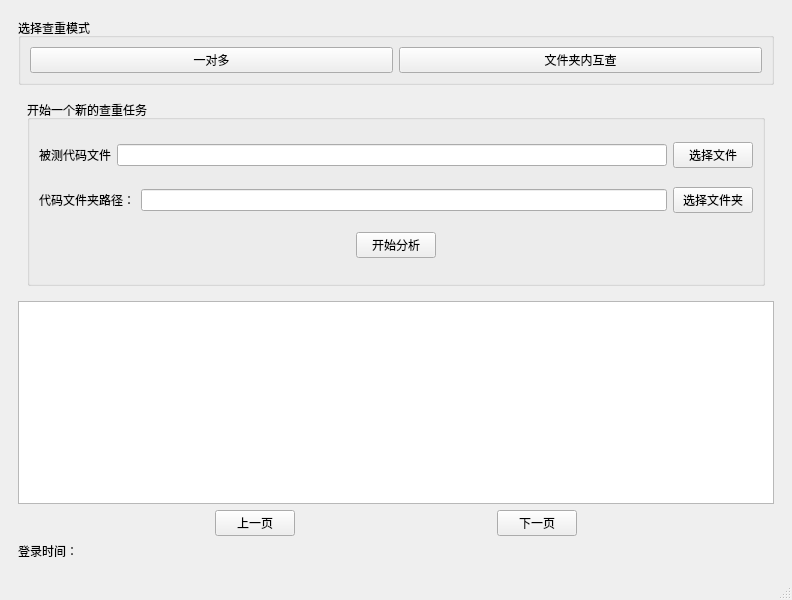
The window that client/ui/main_window.ui (aStringCat/Sonar) describes before a commit, drawn with Qt 5.
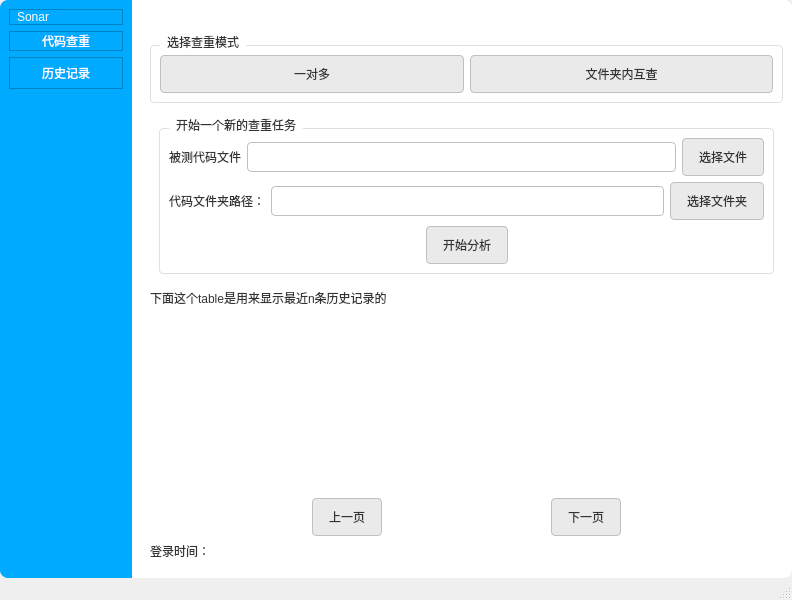
The same window after the commit.

```diff
--- a/client/ui/main_window.ui
+++ b/client/ui/main_window.ui
@@ -13,10 +13,587 @@
   <property name="windowTitle">
    <string>Python 代码查重工具</string>
   </property>
+  <property name="styleSheet">
+   <string notr="true">#centralwidget {
+    background-color: transparent;
+}
+
+/*
+ * 第二步：为你真正的最外层容器（那个名为 frame 的 QFrame）设置背景色和圆角。
+ * 现在，由于底板是透明的，frame 的圆角就能完美地呈现为整个窗口的圆角。
+*/
+#frame {
+    background-color: #2E2F33; /* 你想要的窗口主背景色 */
+    border-radius: 10px;       /* 你想要的圆角弧度 */
+}</string>
+  </property>
   <widget class="QWidget" name="centralwidget">
+   <property name="styleSheet">
+    <string notr="true"/>
+   </property>
+   <layout class="QHBoxLayout" name="horizontalLayout_14">
+    <property name="spacing">
+     <number>0</number>
+    </property>
+    <property name="leftMargin">
+     <number>0</number>
+    </property>
+    <property name="topMargin">
+     <number>0</number>
+    </property>
+    <property name="rightMargin">
+     <number>0</number>
+    </property>
+    <property name="bottomMargin">
+     <number>0</number>
+    </property>
+    <item>
+     <widget class="QFrame" name="frame">
+      <property name="styleSheet">
+       <string notr="true"/>
+      </property>
+      <property name="frameShape">
+       <enum>QFrame::Shape::StyledPanel</enum>
+      </property>
+      <property name="frameShadow">
+       <enum>QFrame::Shadow::Raised</enum>
+      </property>
+      <layout class="QHBoxLayout" name="horizontalLayout_13" stretch="1,5">
+       <property name="spacing">
+        <number>0</number>
+       </property>
+       <property name="leftMargin">
+        <number>0</number>
+       </property>
+       <property name="topMargin">
+        <number>0</number>
+       </property>
+       <property name="rightMargin">
+        <number>0</number>
+       </property>
+       <property name="bottomMargin">
+        <number>0</number>
+       </property>
+       <item>
+        <widget class="QFrame" name="frame_2">
+         <property name="styleSheet">
+          <string notr="true">#frame_2{
+    border-top-left-radius: 8px;     /* 只设置左上角的圆角半径 */
+    border-bottom-left-radius: 8px;  /* 只设置左下角的圆角半径 */
+background-color: rgb(0, 170, 255)
+}
+
+
+#label {
+    color: rgb(255, 255, 255);
+}
+
+#frame_2 QPushButton {
+    color: rgb(255, 255, 255);
+    background-color: rgb(0, 170, 255);
+    border: none;
+}
+
+
+#frame_8 QPushButton:hover {
+    background-color: #DCDCDC !important;
+    border-color: #B0B0B0 !important;
+}
+#frame_9 QPushButton:hover {
+    background-color: #DCDCDC !important;
+    border-color: #B0B0B0 !important;
+}
+
+</string>
+         </property>
+         <property name="frameShape">
+          <enum>QFrame::Shape::StyledPanel</enum>
+         </property>
+         <property name="frameShadow">
+          <enum>QFrame::Shadow::Raised</enum>
+         </property>
+         <layout class="QVBoxLayout" name="verticalLayout_12">
+          <item>
+           <widget class="QFrame" name="frame_10">
+            <property name="styleSheet">
+             <string notr="true">background-color: rgb(0, 170, 255)</string>
+            </property>
+            <property name="frameShape">
+             <enum>QFrame::Shape::StyledPanel</enum>
+            </property>
+            <property name="frameShadow">
+             <enum>QFrame::Shadow::Raised</enum>
+            </property>
+            <layout class="QVBoxLayout" name="verticalLayout_11">
+             <property name="spacing">
+              <number>0</number>
+             </property>
+             <property name="leftMargin">
+              <number>7</number>
+             </property>
+             <property name="topMargin">
+              <number>0</number>
+             </property>
+             <property name="rightMargin">
+              <number>0</number>
+             </property>
+             <property name="bottomMargin">
+              <number>0</number>
+             </property>
+             <item>
+              <widget class="QLabel" name="label">
+               <property name="styleSheet">
+                <string notr="true">font: 28pt &quot;华文琥珀&quot;;</string>
+               </property>
+               <property name="text">
+                <string>Sonar</string>
+               </property>
+              </widget>
+             </item>
+            </layout>
+           </widget>
+          </item>
+          <item>
+           <widget class="QFrame" name="frame_9">
+            <property name="styleSheet">
+             <string notr="true">background-color: rgb(0, 170, 255)</string>
+            </property>
+            <property name="frameShape">
+             <enum>QFrame::Shape::StyledPanel</enum>
+            </property>
+            <property name="frameShadow">
+             <enum>QFrame::Shadow::Raised</enum>
+            </property>
+            <layout class="QVBoxLayout" name="verticalLayout_10">
+             <property name="spacing">
+              <number>0</number>
+             </property>
+             <property name="leftMargin">
+              <number>0</number>
+             </property>
+             <property name="topMargin">
+              <number>0</number>
+             </property>
+             <property name="rightMargin">
+              <number>0</number>
+             </property>
+             <property name="bottomMargin">
+              <number>0</number>
+             </property>
+             <item>
+              <widget class="QPushButton" name="pushButton_7">
+               <property name="styleSheet">
+                <string notr="true">
+
+QPushButton:hover {
+    background-color: rgb(80, 159, 255) !important;
+    border-color: rgb(0, 0, 0) !important;
+	font: 13pt &quot;幼圆&quot;;
+}
+QPushButton {
+
+	font: 13pt &quot;幼圆&quot;;
+}</string>
+               </property>
+               <property name="text">
+                <string>代码查重</string>
+               </property>
+               <property name="checkable">
+                <bool>true</bool>
+               </property>
+              </widget>
+             </item>
+            </layout>
+           </widget>
+          </item>
+          <item>
+           <widget class="QFrame" name="frame_8">
+            <property name="styleSheet">
+             <string notr="true">background-color: rgb(0, 170, 255)</string>
+            </property>
+            <property name="frameShape">
+             <enum>QFrame::Shape::StyledPanel</enum>
+            </property>
+            <property name="frameShadow">
+             <enum>QFrame::Shadow::Raised</enum>
+            </property>
+            <layout class="QVBoxLayout" name="verticalLayout_9">
+             <property name="spacing">
+              <number>0</number>
+             </property>
+             <property name="leftMargin">
+              <number>0</number>
+             </property>
+             <property name="topMargin">
+              <number>6</number>
+             </property>
+             <property name="rightMargin">
+              <number>0</number>
+             </property>
+             <property name="bottomMargin">
+              <number>6</number>
+             </property>
+             <item>
+              <widget class="QPushButton" name="pushButton_3">
+               <property name="styleSheet">
+                <string notr="true">
+
+QPushButton:hover {
+    background-color: rgb(80, 159, 255) !important;
+    border-color: rgb(0, 0, 0) !important;
+	font: 13pt &quot;幼圆&quot;;
+}
+QPushButton {
+
+	font: 13pt &quot;幼圆&quot;;
+}</string>
+               </property>
+               <property name="text">
+                <string>历史记录</string>
+               </property>
+               <property name="checkable">
+                <bool>true</bool>
+               </property>
+              </widget>
+             </item>
+            </layout>
+           </widget>
+          </item>
+          <item>
+           <spacer name="verticalSpacer">
+            <property name="orientation">
+             <enum>Qt::Orientation::Vertical</enum>
+            </property>
+            <property name="sizeHint" stdset="0">
+             <size>
+              <width>20</width>
+              <height>446</height>
+             </size>
+            </property>
+           </spacer>
+          </item>
+         </layout>
+        </widget>
+       </item>
+       <item>
+        <widget class="QFrame" name="frame_3">
+         <property name="styleSheet">
+          <string notr="true">    border-top-right-radius: 8px;     /* 只设置左上角的圆角半径 */
+    border-bottom-right-radius: 8px;  /* 只设置左下角的圆角半径 */
+background-color:rgb(255, 255, 255)
+</string>
+         </property>
+         <property name="frameShape">
+          <enum>QFrame::Shape::StyledPanel</enum>
+         </property>
+         <property name="frameShadow">
+          <enum>QFrame::Shadow::Raised</enum>
+         </property>
    <layout class="QVBoxLayout" name="verticalLayout_8">
+          <property name="topMargin">
+           <number>0</number>
+          </property>
+          <property name="rightMargin">
+           <number>0</number>
+          </property>
+          <item>
+           <widget class="QFrame" name="frame_4">
+            <property name="styleSheet">
+             <string notr="true">/* 按钮 (QPushButton) */
+ QPushButton {
+
+}
+
+ QPushButton:hover {
+    background-color: #DCDCDC !important;
+    border-color: #B0B0B0 !important;
+}
+
+ QPushButton:pressed {
+    background-color: #C8C8C8 !important;
+}
+
+ QPushButton:disabled {
+    background-color: #F5F5F5 !important;
+    color: #A0A0A0 !important;
+    border-color: #E0E0E0 !important;
+}
+
+/* 强调按钮 (需要设置 'primary' 动态属性为 true) */
+ QPushButton[primary=true] {
+    background-color: #3498DB !important;
+    color: #FFFFFF !important;
+    border: none !important;
+}
+ QPushButton[primary=true]:hover {
+    background-color: #4A90E2 !important;
+}
+ QPushButton[primary=true]:pressed {
+    background-color: #2980B9 !important;
+}</string>
+            </property>
+            <property name="frameShape">
+             <enum>QFrame::Shape::StyledPanel</enum>
+            </property>
+            <property name="frameShadow">
+             <enum>QFrame::Shadow::Raised</enum>
+            </property>
+            <layout class="QHBoxLayout" name="horizontalLayout_18">
+             <property name="spacing">
+              <number>0</number>
+             </property>
+             <property name="leftMargin">
+              <number>0</number>
+             </property>
+             <property name="topMargin">
+              <number>0</number>
+             </property>
+             <property name="rightMargin">
+              <number>0</number>
+             </property>
+             <property name="bottomMargin">
+              <number>0</number>
+             </property>
+             <item>
+              <spacer name="horizontalSpacer_11">
+               <property name="orientation">
+                <enum>Qt::Orientation::Horizontal</enum>
+               </property>
+               <property name="sizeHint" stdset="0">
+                <size>
+                 <width>40</width>
+                 <height>20</height>
+                </size>
+               </property>
+              </spacer>
+             </item>
+             <item>
+              <widget class="QFrame" name="frame_5">
+               <property name="frameShape">
+                <enum>QFrame::Shape::StyledPanel</enum>
+               </property>
+               <property name="frameShadow">
+                <enum>QFrame::Shadow::Raised</enum>
+               </property>
+               <layout class="QHBoxLayout" name="horizontalLayout_12">
+                <property name="spacing">
+                 <number>0</number>
+                </property>
+                <property name="leftMargin">
+                 <number>0</number>
+                </property>
+                <property name="topMargin">
+                 <number>0</number>
+                </property>
+                <property name="rightMargin">
+                 <number>0</number>
+                </property>
+                <property name="bottomMargin">
+                 <number>0</number>
+                </property>
+                <item>
+                 <widget class="QPushButton" name="pushButton_4">
+                  <property name="styleSheet">
+                   <string notr="true"/>
+                  </property>
+                  <property name="text">
+                   <string/>
+                  </property>
+                 </widget>
+                </item>
+               </layout>
+              </widget>
+             </item>
+             <item>
+              <widget class="QFrame" name="frame_6">
+               <property name="frameShape">
+                <enum>QFrame::Shape::StyledPanel</enum>
+               </property>
+               <property name="frameShadow">
+                <enum>QFrame::Shadow::Raised</enum>
+               </property>
+               <layout class="QHBoxLayout" name="horizontalLayout_16">
+                <property name="spacing">
+                 <number>0</number>
+                </property>
+                <property name="leftMargin">
+                 <number>0</number>
+                </property>
+                <property name="topMargin">
+                 <number>0</number>
+                </property>
+                <property name="rightMargin">
+                 <number>0</number>
+                </property>
+                <property name="bottomMargin">
+                 <number>0</number>
+                </property>
+                <item>
+                 <widget class="QPushButton" name="pushButton_5">
+                  <property name="styleSheet">
+                   <string notr="true"/>
+                  </property>
+                  <property name="text">
+                   <string/>
+                  </property>
+                 </widget>
+                </item>
+               </layout>
+              </widget>
+             </item>
+             <item>
+              <widget class="QFrame" name="frame_7">
+               <property name="frameShape">
+                <enum>QFrame::Shape::StyledPanel</enum>
+               </property>
+               <property name="frameShadow">
+                <enum>QFrame::Shadow::Raised</enum>
+               </property>
+               <layout class="QHBoxLayout" name="horizontalLayout_17">
+                <property name="spacing">
+                 <number>0</number>
+                </property>
+                <property name="leftMargin">
+                 <number>0</number>
+                </property>
+                <property name="topMargin">
+                 <number>0</number>
+                </property>
+                <property name="rightMargin">
+                 <number>0</number>
+                </property>
+                <property name="bottomMargin">
+                 <number>0</number>
+                </property>
+                <item>
+                 <widget class="QPushButton" name="pushButton_6">
+                  <property name="styleSheet">
+                   <string notr="true">    border-top-right-radius: 10px;  
+</string>
+                  </property>
+                  <property name="text">
+                   <string/>
+                  </property>
+                 </widget>
+                </item>
+                <item>
+                 <spacer name="horizontalSpacer_12">
+                  <property name="orientation">
+                   <enum>Qt::Orientation::Horizontal</enum>
+                  </property>
+                  <property name="sizeType">
+                   <enum>QSizePolicy::Policy::Fixed</enum>
+                  </property>
+                  <property name="sizeHint" stdset="0">
+                   <size>
+                    <width>5</width>
+                    <height>20</height>
+                   </size>
+                  </property>
+                 </spacer>
+                </item>
+               </layout>
+              </widget>
+             </item>
+            </layout>
+           </widget>
+          </item>
     <item>
      <widget class="QStackedWidget" name="main_stack">
+            <property name="styleSheet">
+             <string notr="true">/*================================================================
+ *
+ * 局部样式 - main_stack 内部的 &quot;白色主题&quot; (最终修正版)
+ *
+ * 说明:
+ * - 使用 !important 强制背景色生效，解决优先级问题。
+ * - 调整了按钮颜色，使其在白色背景上更突出。
+ *
+ =================================================================*/
+
+/* 1. 设置 main_stack 容器本身的基础样式 */
+#main_stack {
+    background-color: #FFFFFF;
+    color: #333333;
+    border: none;
+}
+
+/* 2. 设置 main_stack 内部具体控件的样式 */
+
+/* 标签 (QLabel) */
+#main_stack QLabel {
+    background-color: transparent;
+    color: #333333;
+}
+
+/* 按钮 (QPushButton) */
+#main_stack QPushButton {
+    background-color: #EAEAEA !important; /* 使用更明显的灰色，并强制生效 */
+    color: #333333 !important; /* 强制黑色文字 */
+    border: 1px solid #C0C0C0 !important; /* 强制边框样式 */
+    padding: 8px 16px;
+    border-radius: 4px;
+    min-height: 20px;
+}
+
+#main_stack QPushButton:hover {
+    background-color: #DCDCDC !important;
+    border-color: #B0B0B0 !important;
+}
+
+#main_stack QPushButton:pressed {
+    background-color: #C8C8C8 !important;
+}
+
+#main_stack QPushButton:disabled {
+    background-color: #F5F5F5 !important;
+    color: #A0A0A0 !important;
+    border-color: #E0E0E0 !important;
+}
+
+/* 强调按钮 (需要设置 'primary' 动态属性为 true) */
+#main_stack QPushButton[primary=true] {
+    background-color: #3498DB !important;
+    color: #FFFFFF !important;
+    border: none !important;
+}
+#main_stack QPushButton[primary=true]:hover {
+    background-color: #4A90E2 !important;
+}
+#main_stack QPushButton[primary=true]:pressed {
+    background-color: #2980B9 !important;
+}
+
+
+/* 单行输入框 (QLineEdit) */
+#main_stack QLineEdit {
+    background-color: #FFFFFF;
+    color: #333333;
+    border: 1px solid #C0C0C0;
+    border-radius: 4px;
+    padding: 6px;
+}
+
+#main_stack QLineEdit:focus {
+    border: 1px solid #3498DB;
+}
+
+/* 分组框 (QGroupBox) */
+#main_stack QGroupBox {
+    border: 1px solid #E0E0E0;
+    border-radius: 4px;
+    margin-top: 10px;
+    background-color: transparent;
+}
+
+#main_stack QGroupBox::title {
+    subcontrol-origin: margin;
+    subcontrol-position: top left;
+    padding: 0 5px;
+    left: 10px;
+    color: #333333;
+}</string>
+            </property>
       <property name="midLineWidth">
        <number>1</number>
       </property>
@@ -54,6 +631,9 @@
         </item>
         <item>
          <widget class="QStackedWidget" name="stackedWidget">
+                <property name="styleSheet">
+                 <string notr="true"/>
+                </property>
           <property name="currentIndex">
            <number>1</number>
           </property>
@@ -243,6 +823,13 @@
           </widget>
          </widget>
         </item>
+              <item>
+               <widget class="QLabel" name="label_2">
+                <property name="text">
+                 <string>下面这个table是用来显示最近n条历史记录的</string>
+                </property>
+               </widget>
+              </item>
         <item>
          <widget class="QTableWidget" name="table_history">
           <property name="editTriggers">
@@ -424,6 +1011,12 @@
         </item>
        </layout>
       </widget>
+           </widget>
+          </item>
+         </layout>
+        </widget>
+       </item>
+      </layout>
      </widget>
     </item>
    </layout>
```
Lines whose indentation alone changed are shown as unchanged.
